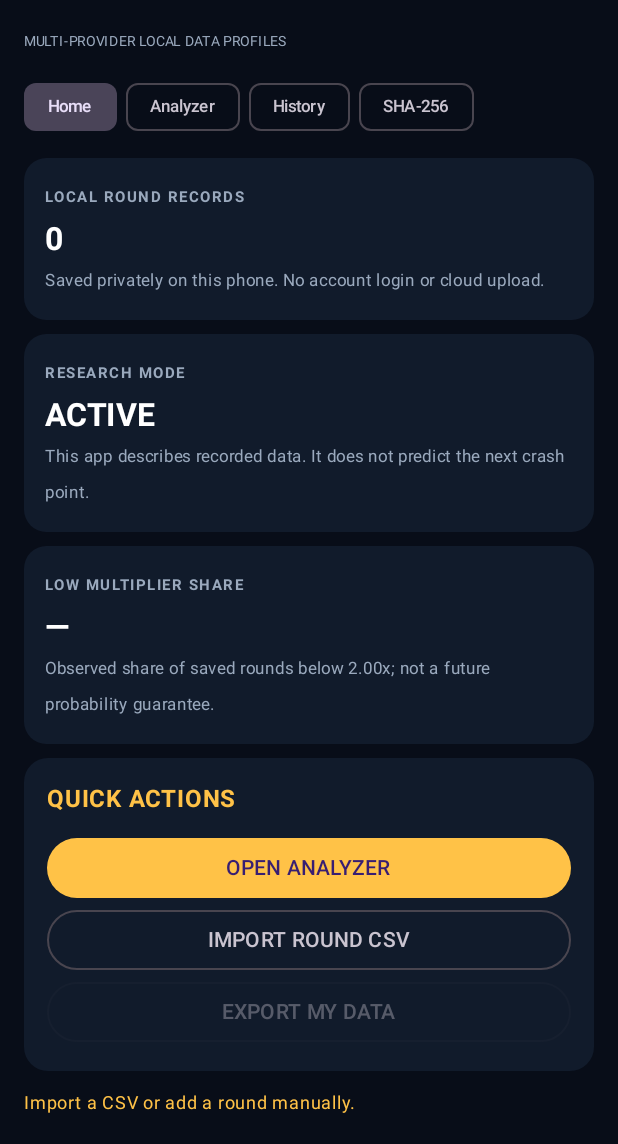
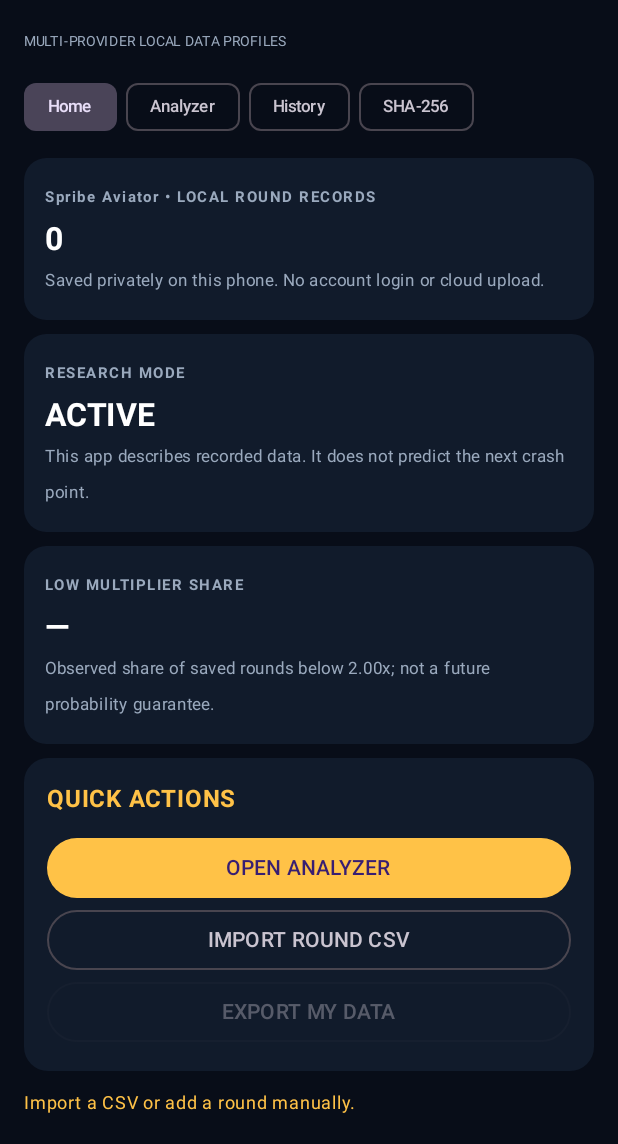
Before and after one commit to Romeo506/AVIATOR-X, an Android app built with Jetpack Compose: the screen it shows after launch (MainActivity), on a phone screen of 412 x 824 dp, the part 92-1236 px from its top. Run offline under Robolectric (Android 15) with nearby library versions, the phone set to English and light mode, and no system bars.

Commit message:
Polish provider labels and provider-specific CSV exports

```diff
--- a/app/src/main/java/com/aviatorx/app/MainActivity.kt
+++ b/app/src/main/java/com/aviatorx/app/MainActivity.kt
@@ -138,7 +138,7 @@ fun AviatorApp() {
             when (tab) {
                 0 -> {
                     LazyColumn(verticalArrangement = Arrangement.spacedBy(9.dp)) {
-                        item { StatCard("LOCAL ROUND RECORDS", savedRounds.size.toString(), "Saved privately on this phone. No account login or cloud upload.") }
+                        item { StatCard("$selectedProvider • LOCAL ROUND RECORDS", savedRounds.size.toString(), "Saved privately on this phone. No account login or cloud upload.") }
                         item { StatCard("RESEARCH MODE", "ACTIVE", "This app describes recorded data. It does not predict the next crash point.") }
                         item { StatCard("LOW MULTIPLIER SHARE", if (savedRounds.isEmpty()) "—" else "$lowPct%", "Observed share of saved rounds below 2.00x; not a future probability guarantee.") }
                         item {
@@ -214,7 +214,7 @@ fun AviatorApp() {
                         item { Text(notice, color = Accent, fontSize = 12.sp) }
                         item {
                             Row(horizontalArrangement = Arrangement.spacedBy(8.dp)) {
-                                OutlinedButton(onClick = { exportPicker.launch("aviator-x-rounds.csv") }, enabled = savedRounds.isNotEmpty(), modifier = Modifier.weight(1f)) { Text("EXPORT CSV") }
+                                OutlinedButton(onClick = { exportPicker.launch("aviator-x-${providerStorageKey(selectedProvider)}.csv") }, enabled = savedRounds.isNotEmpty(), modifier = Modifier.weight(1f)) { Text("EXPORT CSV") }
                                 OutlinedButton(onClick = {
                                     savedRounds = emptyList()
                                     notice = "Local round history cleared."
```
